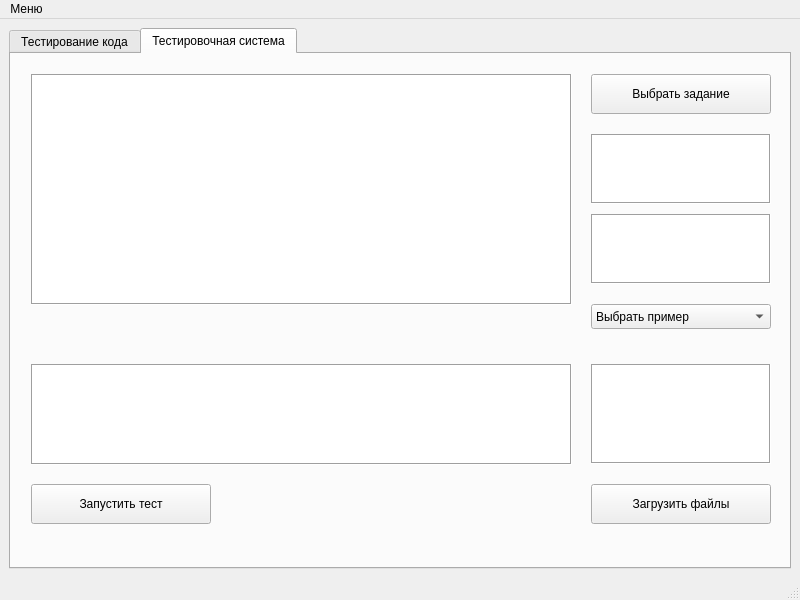
geroineee/ARM_QT, file mainwindow.ui: the form before one commit.
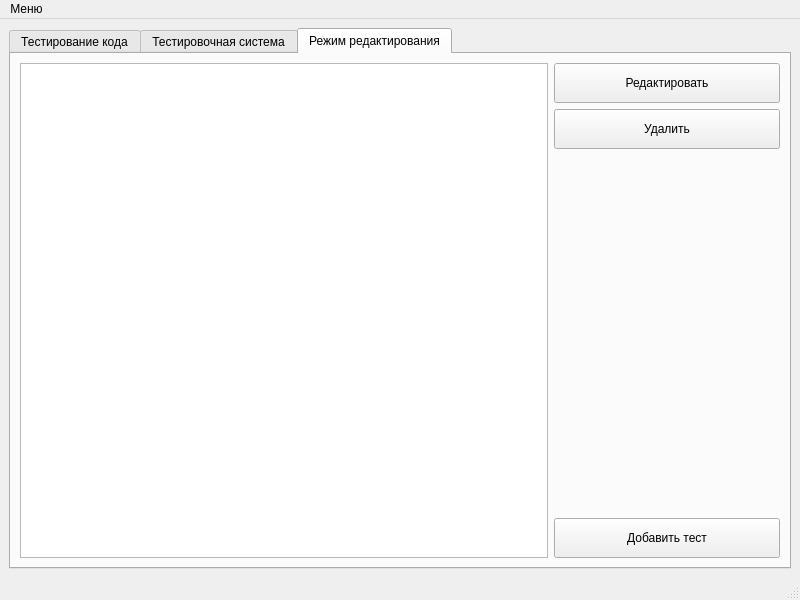
The form after the commit.

Commit message: Добавление окна редактирования

```diff
--- a/mainwindow.ui
+++ b/mainwindow.ui
@@ -25,6 +25,9 @@
   <property name="documentMode">
    <bool>false</bool>
   </property>
+  <property name="tabShape">
+   <enum>QTabWidget::Rounded</enum>
+  </property>
   <widget class="QWidget" name="centralwidget">
    <layout class="QVBoxLayout" name="verticalLayout">
     <item>
@@ -35,8 +38,14 @@
         <height>0</height>
        </size>
       </property>
+      <property name="tabPosition">
+       <enum>QTabWidget::North</enum>
+      </property>
+      <property name="tabShape">
+       <enum>QTabWidget::Rounded</enum>
+      </property>
       <property name="currentIndex">
-       <number>1</number>
+       <number>2</number>
       </property>
       <property name="documentMode">
        <bool>false</bool>
@@ -329,6 +338,71 @@
         </property>
        </widget>
       </widget>
+      <widget class="QWidget" name="tab_edit_task">
+       <property name="accessibleName">
+        <string/>
+       </property>
+       <attribute name="title">
+        <string>Режим редактирования</string>
+       </attribute>
+       <layout class="QGridLayout" name="gridLayout_2" columnstretch="70,30">
+        <item row="0" column="0" rowspan="4">
+         <widget class="QListWidget" name="list_tests"/>
+        </item>
+        <item row="1" column="1">
+         <widget class="QPushButton" name="button_delete_test">
+          <property name="minimumSize">
+           <size>
+            <width>180</width>
+            <height>40</height>
+           </size>
+          </property>
+          <property name="text">
+           <string>Удалить</string>
+          </property>
+         </widget>
+        </item>
+        <item row="3" column="1">
+         <widget class="QPushButton" name="button_add_test">
+          <property name="minimumSize">
+           <size>
+            <width>180</width>
+            <height>40</height>
+           </size>
+          </property>
+          <property name="text">
+           <string>Добавить тест</string>
+          </property>
+         </widget>
+        </item>
+        <item row="0" column="1">
+         <widget class="QPushButton" name="button_edit_test">
+          <property name="minimumSize">
+           <size>
+            <width>180</width>
+            <height>40</height>
+           </size>
+          </property>
+          <property name="text">
+           <string>Редактировать</string>
+          </property>
+         </widget>
+        </item>
+        <item row="2" column="1">
+         <spacer name="verticalSpacer">
+          <property name="orientation">
+           <enum>Qt::Vertical</enum>
+          </property>
+          <property name="sizeHint" stdset="0">
+           <size>
+            <width>20</width>
+            <height>40</height>
+           </size>
+          </property>
+         </spacer>
+        </item>
+       </layout>
+      </widget>
      </widget>
     </item>
    </layout>
```
The commit also changes 1 other file.
